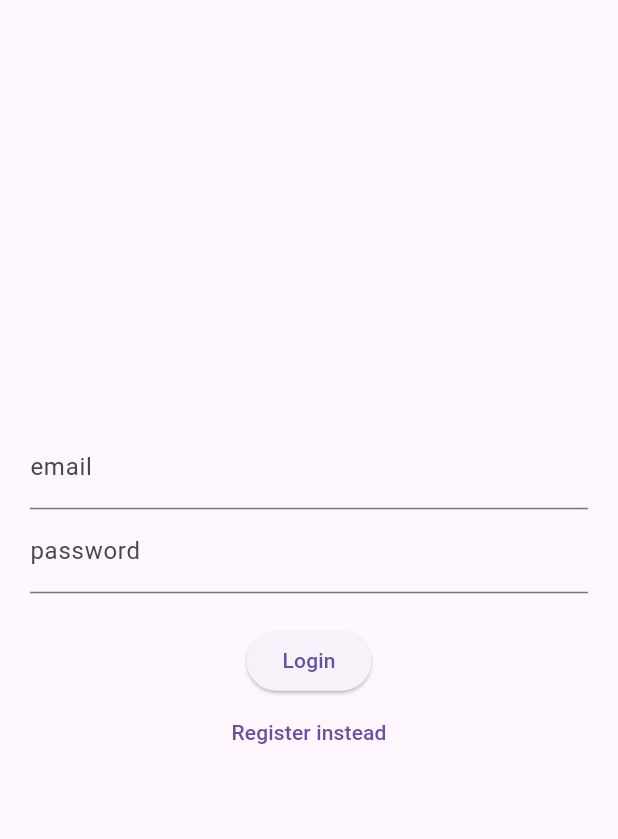
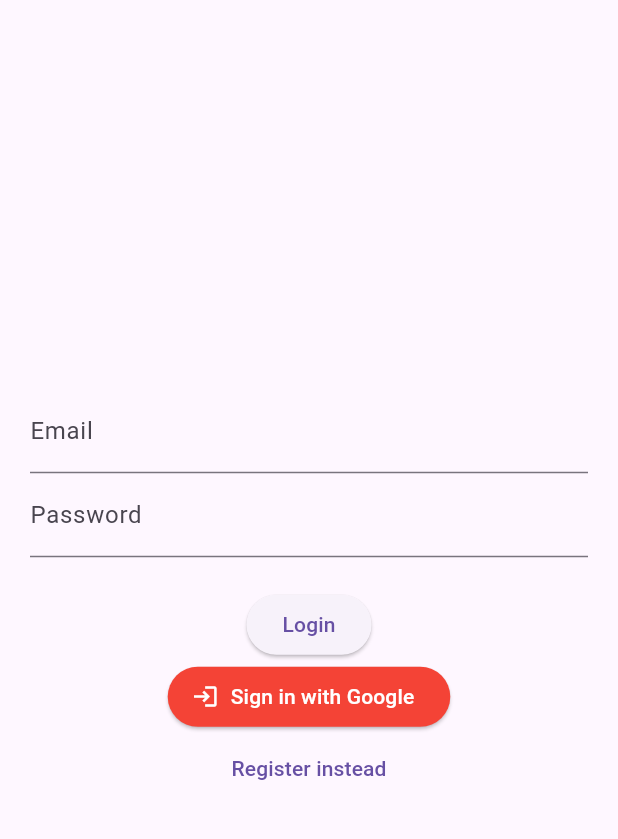
Before and after one commit to 6510615252/cn322-project, a Flutter app: the screen it shows after launch, on a phone screen of 412 x 824 dp, the part 63-902 px from its top. Run offline on Flutter 3.47's test engine with Material 3 defaults, Android fonts, the phone set to English and light mode, and no system bars; our stand-ins replace firebase_auth, firebase_core, flutter_dotenv, google_sign_in; accounts and stored records are empty.

Commit message:
add google

```diff
--- a/lib/pages/login_register_page.dart
+++ b/lib/pages/login_register_page.dart
@@ -42,16 +42,22 @@
     }
   }
 
+  Future<void> signInWithGoogle() async {
+    final userCredential = await Auth().signInWithGoogle();
+    if (userCredential == null) {
+      setState(() {
+        errorMessage = "Google Sign-In failed.";
+      });
+    }
+  }
+
   Widget _title() {
     return const Text("Firebase Auth");
   }
 
-  Widget _entryField(
-    String title,
-    TextEditingController controller,
-    ) {
+  Widget _entryField(String title, TextEditingController controller) {
     return TextField(
-        controller:  controller,
+      controller: controller,
       decoration: InputDecoration(
         labelText: title,
       ),
@@ -59,14 +65,29 @@
   }
 
   Widget _errorMessage() {
-    return Text(errorMessage == ''? '': 'Humm? $errorMessage');
+    return Text(errorMessage == '' ? '' : 'Error: $errorMessage',
+      style: TextStyle(color: Colors.red),
+    );
   }
 
   Widget _submitButton() {
     return ElevatedButton(
       onPressed: isLogin ? signInWithEmailAndPassword : createUserWithEmailAndPassword,
-      child: Text(isLogin ? "Login" : "Register"));
+      child: Text(isLogin ? "Login" : "Register"),
+    );
   }
+
+  Widget _googleSignInButton() {
+    return ElevatedButton.icon(
+      icon: Icon(Icons.login, color: Colors.white),
+      label: Text("Sign in with Google", style: TextStyle(color: Colors.white)),
+      style: ElevatedButton.styleFrom(
+        backgroundColor: Colors.red, // ปรับสีให้เข้ากับ Google
+      ),
+      onPressed: signInWithGoogle,
+    );
+  }
+
   Widget _loginOrRegisterButton() {
     return TextButton(
       onPressed: () {
@@ -74,9 +95,9 @@
           isLogin = !isLogin;
         });
       },
-      child:  Text(isLogin ? "Register instead" : "Login instead"));
+      child: Text(isLogin ? "Register instead" : "Login instead"),
+    );
   }
-
 
   @override
   Widget build(BuildContext context) {
@@ -92,10 +113,11 @@
           crossAxisAlignment: CrossAxisAlignment.center,
           mainAxisAlignment: MainAxisAlignment.center,
           children: <Widget>[
-            _entryField("email", _controllerEmail),
-            _entryField("password", _controllerPassword),
+            _entryField("Email", _controllerEmail),
+            _entryField("Password", _controllerPassword),
             _errorMessage(),
             _submitButton(),
+            _googleSignInButton(),
             _loginOrRegisterButton(),
           ],
         )
--- a/pubspec.yaml
+++ b/pubspec.yaml
@@ -38,6 +38,8 @@
   firebase_core: ^3.12.0
   flutter_dotenv: ^5.2.1
   firebase_auth: ^5.5.1
+  cloud_firestore: ^5.6.5
+  google_sign_in: ^6.2.2
 
 dev_dependencies:
   flutter_test:
```
Also changed, not shown: lib/auth.dart (+21 -0 lines), lib/pages/home_page.dart (+15 -4 lines), firebase.json, pubspec.lock, 3 other files. Lines whose indentation alone changed are shown as unchanged.
